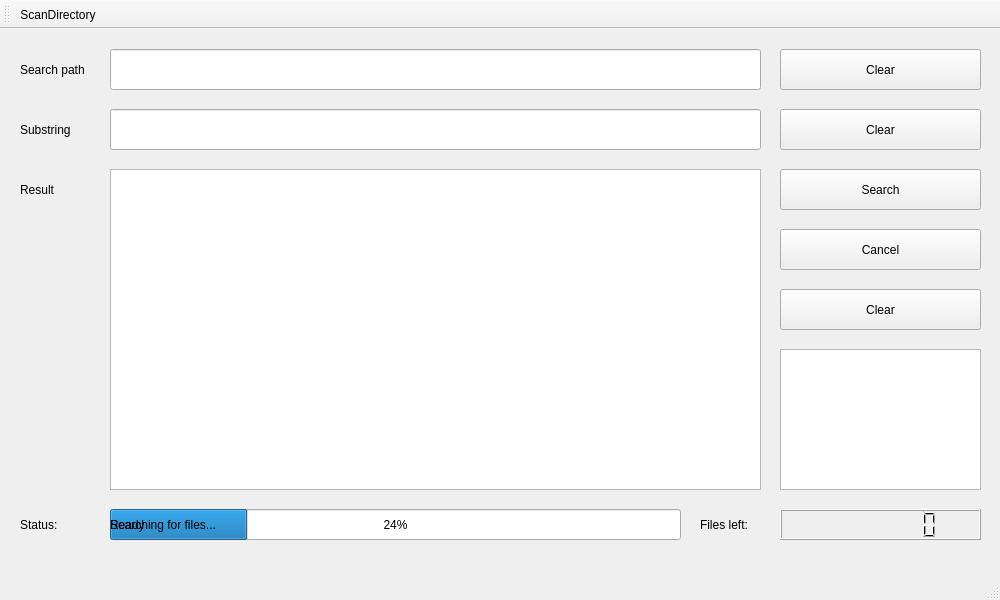
Before: the Qt Designer form main_window.ui in dzhiblavi/qtgrep, drawn with Qt 5.
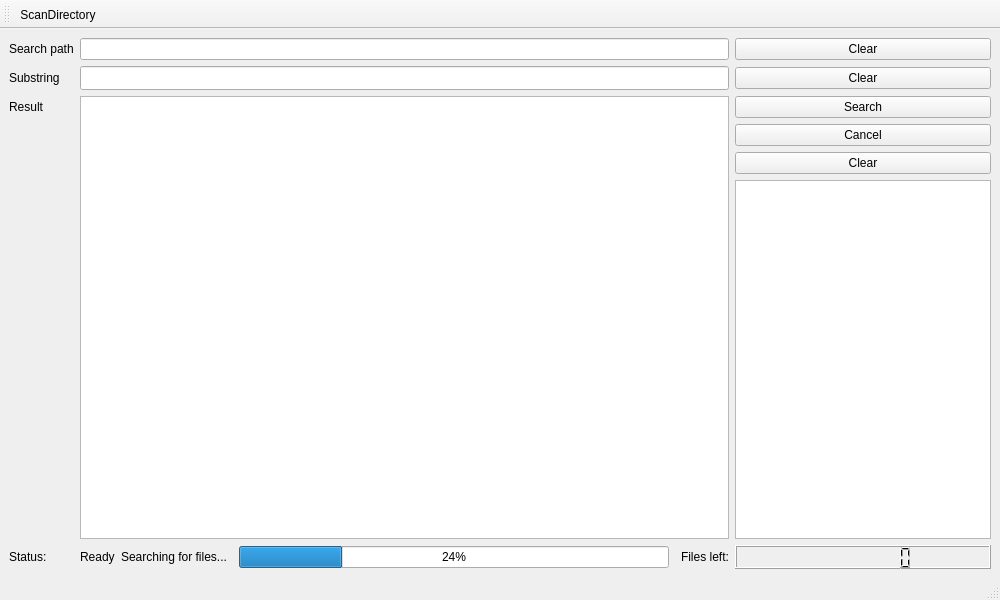
After: the same form once the commit is applied.

Diff of the .ui file:
```diff
--- a/main_window.ui
+++ b/main_window.ui
@@ -26,234 +26,151 @@
    <string>Grep</string>
   </property>
   <widget class="QWidget" name="centralwidget">
-   <widget class="QTextEdit" name="resultTextEdit">
-    <property name="geometry">
-     <rect>
-      <x>110</x>
-      <y>140</y>
-      <width>651</width>
-      <height>321</height>
-     </rect>
-    </property>
-    <property name="readOnly">
-     <bool>true</bool>
-    </property>
-   </widget>
-   <widget class="QLineEdit" name="searchlineEdit">
-    <property name="geometry">
-     <rect>
-      <x>110</x>
-      <y>20</y>
-      <width>651</width>
-      <height>41</height>
-     </rect>
-    </property>
-   </widget>
-   <widget class="QPushButton" name="cancelButton">
-    <property name="geometry">
-     <rect>
-      <x>780</x>
-      <y>200</y>
-      <width>201</width>
-      <height>41</height>
-     </rect>
-    </property>
-    <property name="text">
-     <string>Cancel</string>
-    </property>
-   </widget>
-   <widget class="QPushButton" name="resultClearButton">
-    <property name="geometry">
-     <rect>
-      <x>780</x>
-      <y>260</y>
-      <width>201</width>
-      <height>41</height>
-     </rect>
-    </property>
-    <property name="text">
-     <string>Clear</string>
-    </property>
-   </widget>
-   <widget class="QLCDNumber" name="poolLoadN">
-    <property name="geometry">
-     <rect>
-      <x>780</x>
-      <y>480</y>
-      <width>201</width>
-      <height>31</height>
-     </rect>
-    </property>
-    <property name="digitCount">
-     <number>8</number>
-    </property>
-   </widget>
-   <widget class="QProgressBar" name="progressBar">
-    <property name="geometry">
-     <rect>
-      <x>110</x>
-      <y>480</y>
-      <width>571</width>
-      <height>31</height>
-     </rect>
-    </property>
-    <property name="value">
-     <number>24</number>
-    </property>
-   </widget>
-   <widget class="QLabel" name="label">
-    <property name="geometry">
-     <rect>
-      <x>20</x>
-      <y>20</y>
-      <width>71</width>
-      <height>41</height>
-     </rect>
-    </property>
-    <property name="text">
-     <string>Search path</string>
-    </property>
-   </widget>
-   <widget class="QLabel" name="label_2">
-    <property name="geometry">
-     <rect>
-      <x>20</x>
-      <y>80</y>
-      <width>71</width>
-      <height>41</height>
-     </rect>
-    </property>
-    <property name="text">
-     <string>Substring</string>
-    </property>
-   </widget>
-   <widget class="QLineEdit" name="substringLineEdit">
-    <property name="geometry">
-     <rect>
-      <x>110</x>
-      <y>80</y>
-      <width>651</width>
-      <height>41</height>
-     </rect>
-    </property>
-   </widget>
-   <widget class="QLabel" name="statusLabel">
-    <property name="geometry">
-     <rect>
-      <x>20</x>
-      <y>480</y>
-      <width>41</width>
-      <height>31</height>
-     </rect>
-    </property>
-    <property name="text">
-     <string>Status:</string>
-    </property>
-   </widget>
-   <widget class="QLabel" name="searchLabel">
-    <property name="geometry">
-     <rect>
-      <x>110</x>
-      <y>480</y>
-      <width>121</width>
-      <height>31</height>
-     </rect>
-    </property>
-    <property name="text">
-     <string>Searching for files...</string>
-    </property>
-   </widget>
-   <widget class="QLabel" name="readyLabel">
-    <property name="geometry">
-     <rect>
-      <x>110</x>
-      <y>480</y>
-      <width>121</width>
-      <height>31</height>
-     </rect>
-    </property>
-    <property name="text">
-     <string>Ready</string>
-    </property>
-   </widget>
-   <widget class="QLabel" name="label_6">
-    <property name="geometry">
-     <rect>
-      <x>20</x>
-      <y>140</y>
-      <width>71</width>
-      <height>41</height>
-     </rect>
-    </property>
-    <property name="text">
-     <string>Result</string>
-    </property>
-   </widget>
-   <widget class="QTextEdit" name="logTextEdit">
-    <property name="geometry">
-     <rect>
-      <x>780</x>
-      <y>320</y>
-      <width>201</width>
-      <height>141</height>
-     </rect>
-    </property>
-    <property name="readOnly">
-     <bool>true</bool>
-    </property>
-   </widget>
-   <widget class="QLabel" name="fleftLabel">
-    <property name="geometry">
-     <rect>
-      <x>700</x>
-      <y>480</y>
-      <width>61</width>
-      <height>31</height>
-     </rect>
-    </property>
-    <property name="text">
-     <string>Files left:</string>
-    </property>
-   </widget>
-   <widget class="QPushButton" name="searchClearButton">
-    <property name="geometry">
-     <rect>
-      <x>780</x>
-      <y>20</y>
-      <width>201</width>
-      <height>41</height>
-     </rect>
-    </property>
-    <property name="text">
-     <string>Clear</string>
-    </property>
-   </widget>
-   <widget class="QPushButton" name="substringClearButton">
-    <property name="geometry">
-     <rect>
-      <x>780</x>
-      <y>80</y>
-      <width>201</width>
-      <height>41</height>
-     </rect>
-    </property>
-    <property name="text">
-     <string>Clear</string>
-    </property>
-   </widget>
-   <widget class="QPushButton" name="searchButton">
-    <property name="geometry">
-     <rect>
-      <x>780</x>
-      <y>140</y>
-      <width>201</width>
-      <height>41</height>
-     </rect>
-    </property>
-    <property name="text">
-     <string>Search</string>
-    </property>
-   </widget>
+   <layout class="QGridLayout" name="gridLayout">
+    <item row="8" column="2">
+     <widget class="QLabel" name="searchLabel">
+      <property name="text">
+       <string>Searching for files...</string>
+      </property>
+     </widget>
+    </item>
+    <item row="5" column="7" alignment="Qt::AlignRight">
+     <widget class="QTextEdit" name="logTextEdit">
+      <property name="minimumSize">
+       <size>
+        <width>256</width>
+        <height>309</height>
+       </size>
+      </property>
+      <property name="readOnly">
+       <bool>true</bool>
+      </property>
+     </widget>
+    </item>
+    <item row="1" column="0" alignment="Qt::AlignLeft">
+     <widget class="QLabel" name="label_2">
+      <property name="text">
+       <string>Substring</string>
+      </property>
+     </widget>
+    </item>
+    <item row="2" column="7">
+     <widget class="QPushButton" name="searchButton">
+      <property name="text">
+       <string>Search</string>
+      </property>
+     </widget>
+    </item>
+    <item row="1" column="7">
+     <widget class="QPushButton" name="substringClearButton">
+      <property name="text">
+       <string>Clear</string>
+      </property>
+     </widget>
+    </item>
+    <item row="8" column="6" alignment="Qt::AlignRight">
+     <widget class="QLabel" name="fleftLabel">
+      <property name="text">
+       <string>Files left:</string>
+      </property>
+     </widget>
+    </item>
+    <item row="4" column="7">
+     <widget class="QPushButton" name="resultClearButton">
+      <property name="text">
+       <string>Clear</string>
+      </property>
+     </widget>
+    </item>
+    <item row="2" column="0" alignment="Qt::AlignLeft">
+     <widget class="QLabel" name="label_6">
+      <property name="text">
+       <string>Result</string>
+      </property>
+     </widget>
+    </item>
+    <item row="3" column="7">
+     <widget class="QPushButton" name="cancelButton">
+      <property name="text">
+       <string>Cancel</string>
+      </property>
+     </widget>
+    </item>
+    <item row="8" column="0" alignment="Qt::AlignLeft">
+     <widget class="QLabel" name="statusLabel">
+      <property name="text">
+       <string>Status:</string>
+      </property>
+     </widget>
+    </item>
+    <item row="8" column="4">
+     <widget class="QProgressBar" name="progressBar">
+      <property name="value">
+       <number>24</number>
+      </property>
+     </widget>
+    </item>
+    <item row="0" column="7">
+     <widget class="QPushButton" name="searchClearButton">
+      <property name="text">
+       <string>Clear</string>
+      </property>
+     </widget>
+    </item>
+    <item row="8" column="7" alignment="Qt::AlignRight">
+     <widget class="QLCDNumber" name="poolLoadN">
+      <property name="minimumSize">
+       <size>
+        <width>256</width>
+        <height>24</height>
+       </size>
+      </property>
+      <property name="digitCount">
+       <number>8</number>
+      </property>
+     </widget>
+    </item>
+    <item row="0" column="0" alignment="Qt::AlignLeft">
+     <widget class="QLabel" name="label">
+      <property name="text">
+       <string>Search path</string>
+      </property>
+     </widget>
+    </item>
+    <item row="8" column="1">
+     <widget class="QLabel" name="readyLabel">
+      <property name="text">
+       <string>Ready</string>
+      </property>
+     </widget>
+    </item>
+    <item row="2" column="1" rowspan="4" colspan="6">
+     <widget class="QTextEdit" name="resultTextEdit">
+      <property name="minimumSize">
+       <size>
+        <width>642</width>
+        <height>421</height>
+       </size>
+      </property>
+      <property name="readOnly">
+       <bool>true</bool>
+      </property>
+     </widget>
+    </item>
+    <item row="1" column="1" colspan="6">
+     <widget class="QLineEdit" name="substringLineEdit">
+      <property name="minimumSize">
+       <size>
+        <width>642</width>
+        <height>24</height>
+       </size>
+      </property>
+     </widget>
+    </item>
+    <item row="0" column="1" colspan="6">
+     <widget class="QLineEdit" name="searchlineEdit"/>
+    </item>
+   </layout>
   </widget>
   <widget class="QMenuBar" name="menubar">
    <property name="geometry">
```
